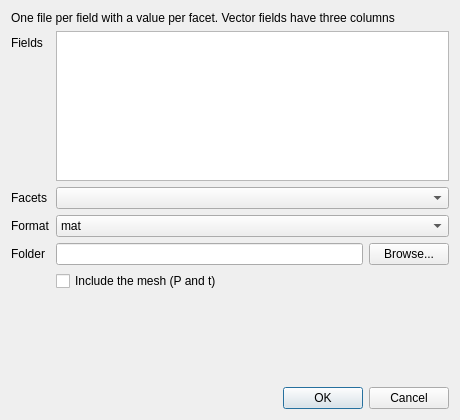
First picture: the form in src/bemfmm/gui/export_dialog.ui, repository BEM-FMM-Team/bem-fmm-python, before the edit.
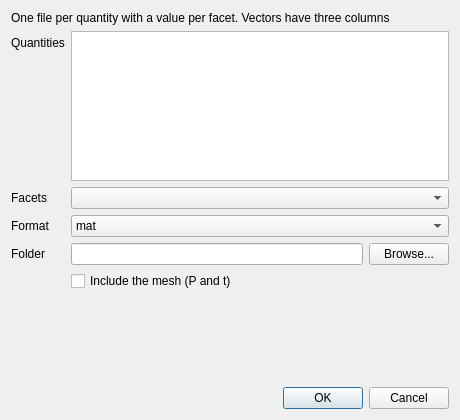
Second picture: the form after the edit.

Commit message: fix: call results quantities in the gui

Patch:
```diff
--- a/src/bemfmm/gui/export_dialog.ui
+++ b/src/bemfmm/gui/export_dialog.ui
@@ -17,7 +17,7 @@
    <item>
     <widget class="QLabel" name="description">
      <property name="text">
-      <string>One file per field with a value per facet. Vector fields have three columns</string>
+      <string>One file per quantity with a value per facet. Vectors have three columns</string>
      </property>
      <property name="wordWrap">
       <bool>true</bool>
@@ -29,7 +29,7 @@
      <item row="0" column="0">
       <widget class="QLabel" name="fieldsLabel">
        <property name="text">
-        <string>Fields</string>
+        <string>Quantities</string>
        </property>
       </widget>
      </item>
```
Left out of the diff: 2 changed lines with no effect on the pictures. The commit also changes 8 other files.
